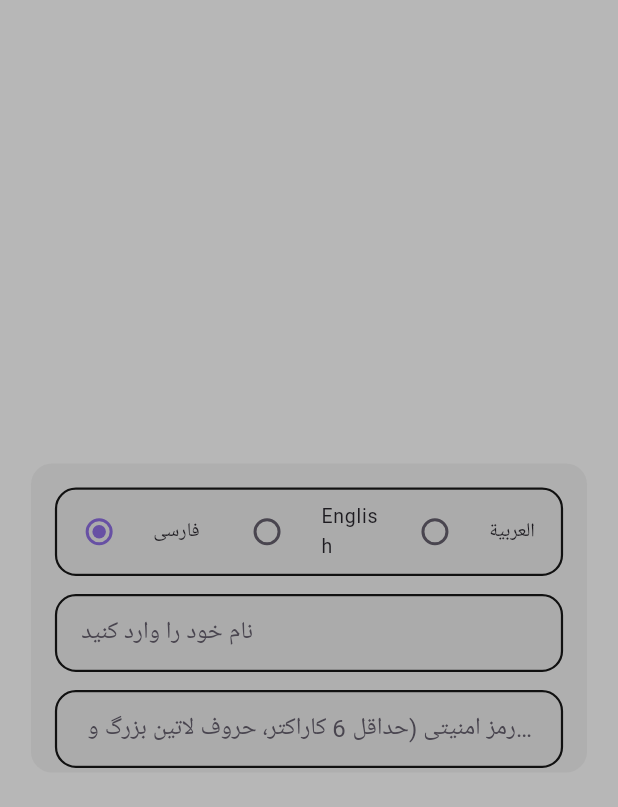
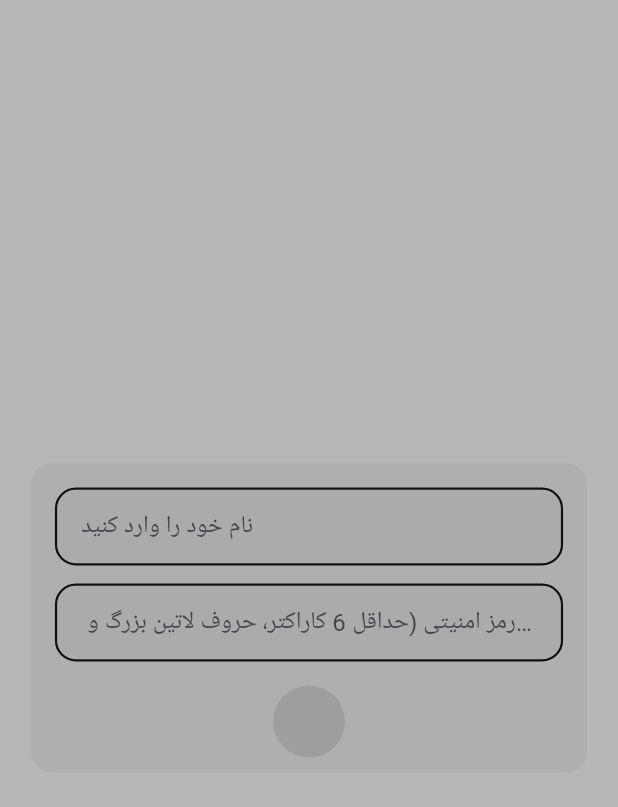
Before and after one commit to javadmeighani-oss/sedi-frontend, a Flutter app: the screen it shows after launch, on a phone screen of 412 x 824 dp. Shown: the top 807 px of the screen. Run offline on Flutter 3.47's test engine with Material 3 defaults, Android fonts, the phone set to English and light mode, and no system bars; our stand-ins replace shared_preferences; Roboto replaces fonts that are missing (default).

Commit message:
Fix: Remove language selection from OnboardingPage, use system language, only name and password fields remain

```diff
--- a/lib/features/onboarding/presentation/pages/onboarding_page.dart
+++ b/lib/features/onboarding/presentation/pages/onboarding_page.dart
@@ -1,5 +1,6 @@
 import 'package:flutter/material.dart';
 import 'package:flutter/services.dart';
+import 'dart:ui' as ui;
 import '../../../../core/theme/app_theme.dart';
 import '../../../../core/utils/user_profile_manager.dart';
 import '../../../../data/models/user_profile.dart';
@@ -12,9 +13,10 @@ import '../../../chat/presentation/pages/chat_page.dart';
 /// ============================================
 ///
 /// RESPONSIBILITY:
-/// - دریافت زبان، نام و رمز از کاربر
+/// - دریافت نام و رمز از کاربر
+/// - زبان از تنظیمات سیستم تشخیص داده می‌شود
 /// - طراحی: ترنسپرنت پایین، رنگ خاکستری
-/// - سه کادر مستطیلی مشکی با داخل خاکستری ترنسپرنت
+/// - دو کادر مستطیلی مشکی با داخل خاکستری ترنسپرنت
 /// - آیکن تایید در پایین
 /// ============================================
 
@@ -28,7 +30,6 @@ class OnboardingPage extends StatefulWidget {
 class _OnboardingPageState extends State<OnboardingPage> {
   // Form controllers
   final _formKey = GlobalKey<FormState>();
-  String _selectedLanguage = 'fa'; // Default: Persian
   final _nameController = TextEditingController();
   final _passwordController = TextEditingController();
 
@@ -36,6 +37,19 @@ class _OnboardingPageState extends State<OnboardingPage> {
   bool _isPasswordValid = false;
   bool _isFormValid = false;
   bool _isSubmitting = false;
+
+  /// Get system language or default to 'fa'
+  String _getSystemLanguage() {
+    final locale = ui.PlatformDispatcher.instance.locale;
+    final languageCode = locale.languageCode.toLowerCase();
+
+    // Map system language to our supported languages
+    if (languageCode == 'fa' || languageCode == 'ar') {
+      return languageCode;
+    }
+    // Default to Persian for other languages
+    return 'fa';
+  }
 
   @override
   void initState() {
@@ -87,11 +101,14 @@ class _OnboardingPageState extends State<OnboardingPage> {
     try {
       final chatService = ChatService();
 
+      // Get system language
+      final systemLanguage = _getSystemLanguage();
+
       // Setup onboarding with backend
       final result = await chatService.setupOnboarding(
         _nameController.text.trim(),
         _passwordController.text,
-        _selectedLanguage,
+        systemLanguage,
       );
 
       if (result['user_id'] == null && !AppConfig.useLocalMode) {
@@ -111,7 +128,7 @@ class _OnboardingPageState extends State<OnboardingPage> {
       final profile = UserProfile(
         name: result['name']?.toString() ?? _nameController.text.trim(),
         securityPassword: _passwordController.text,
-        preferredLanguage: result['language']?.toString() ?? _selectedLanguage,
+        preferredLanguage: result['language']?.toString() ?? systemLanguage,
         userId: result['user_id'] as int?,
         hasSecurityPassword: true,
         securityPasswordSetAt: DateTime.now(),
@@ -195,10 +212,6 @@ class _OnboardingPageState extends State<OnboardingPage> {
                   child: Column(
                     mainAxisSize: MainAxisSize.min,
                     children: [
-                      // Language selection
-                      _buildLanguageSection(),
-                      const SizedBox(height: 12),
-
                       // Name input
                       _buildNameSection(),
                       const SizedBox(height: 12),
@@ -216,70 +229,6 @@ class _OnboardingPageState extends State<OnboardingPage> {
             ),
           ),
         ],
-      ),
-    );
-  }
-
-  Widget _buildLanguageSection() {
-    return Container(
-      decoration: BoxDecoration(
-        border: Border.all(
-          color: AppTheme.primaryBlack, // Black border
-          width: 1.5,
-        ),
-        borderRadius: BorderRadius.circular(AppTheme.radiusMedium),
-      ),
-      child: Container(
-        decoration: BoxDecoration(
-          color: AppTheme.metalGrey.withOpacity(0.2), // Grey transparent inside from theme
-          borderRadius: BorderRadius.circular(AppTheme.radiusMedium - 1.5),
-        ),
-        child: Row(
-          children: [
-            Expanded(
-              child: RadioListTile<String>(
-                title: const Text('فارسی'),
-                value: 'fa',
-                groupValue: _selectedLanguage,
-                onChanged: (value) {
-                  setState(() {
-                    _selectedLanguage = value!;
-                  });
-                },
-                contentPadding: const EdgeInsets.symmetric(horizontal: 8),
-                dense: true,
-              ),
-            ),
-            Expanded(
-              child: RadioListTile<String>(
-                title: const Text('English'),
-                value: 'en',
-                groupValue: _selectedLanguage,
-                onChanged: (value) {
-                  setState(() {
-                    _selectedLanguage = value!;
-                  });
-                },
-                contentPadding: const EdgeInsets.symmetric(horizontal: 8),
-                dense: true,
-              ),
-            ),
-            Expanded(
-              child: RadioListTile<String>(
-                title: const Text('العربية'),
-                value: 'ar',
-                groupValue: _selectedLanguage,
-                onChanged: (value) {
-                  setState(() {
-                    _selectedLanguage = value!;
-                  });
-                },
-                contentPadding: const EdgeInsets.symmetric(horizontal: 8),
-                dense: true,
-              ),
-            ),
-          ],
-        ),
       ),
     );
   }
```
